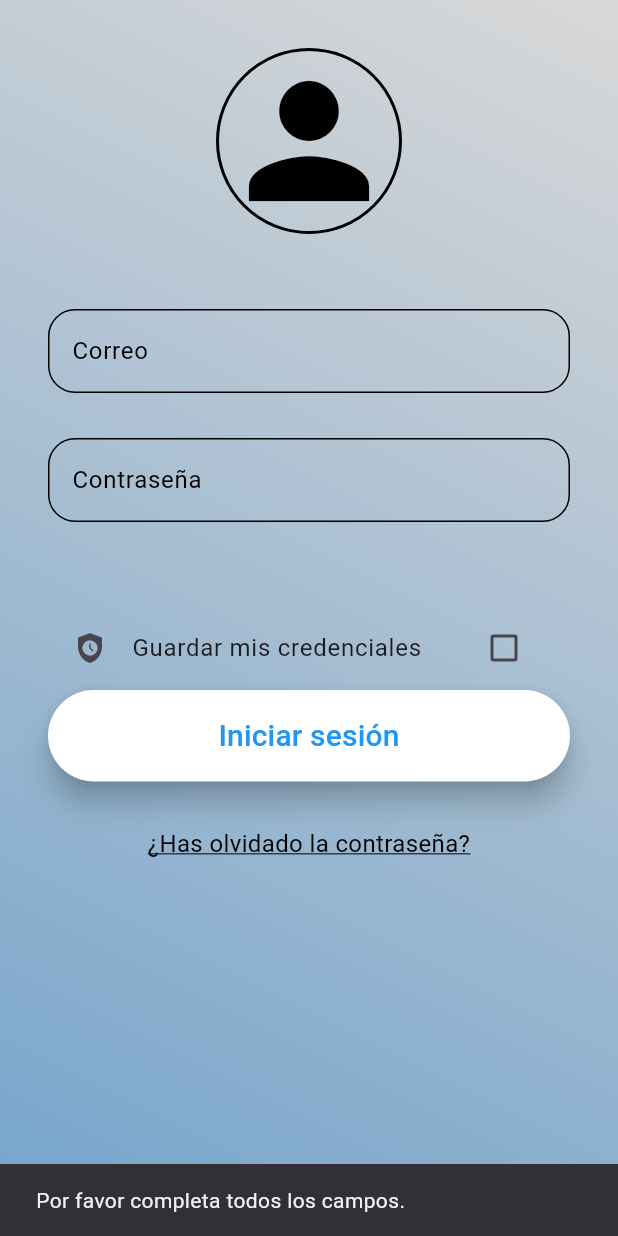
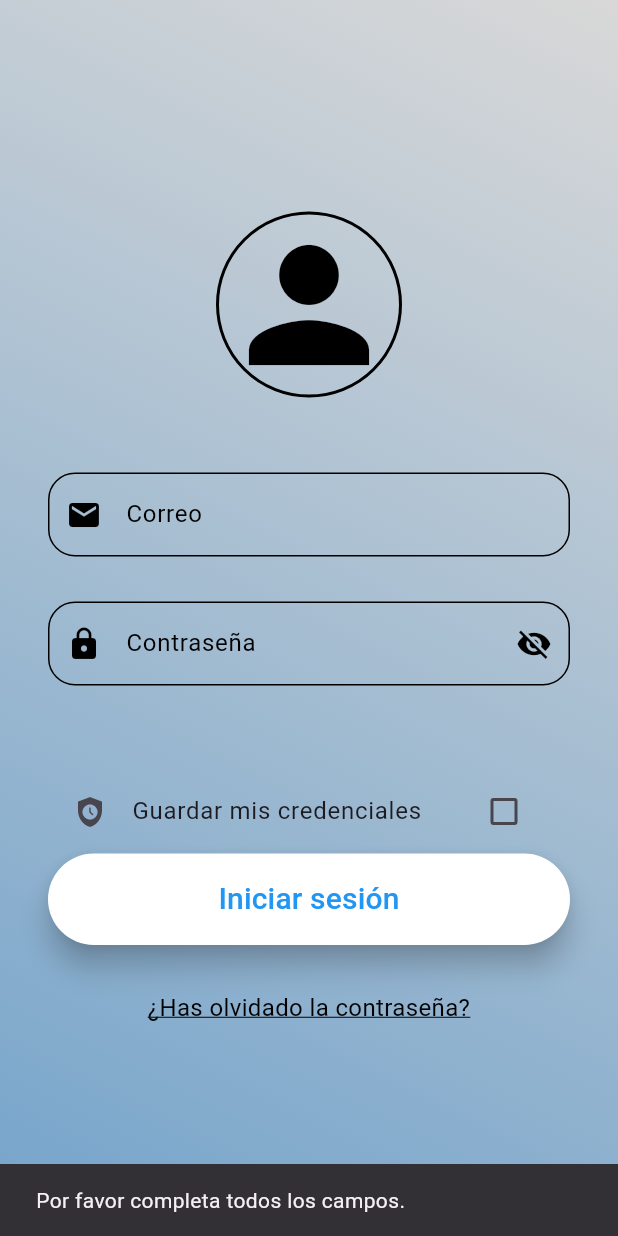
Before and after one commit to JesusGarciaShakur/App_Movil, a Flutter app: the LoginPage screen opened directly, after a tap on "Iniciar sesión", on a phone screen of 412 x 824 dp. Run offline on Flutter 3.47's test engine with Material 3 defaults, Android fonts, the phone set to English and light mode, and no system bars; our stand-ins replace bloc, equatable, firebase_auth, firebase_core, firebase_database, firebase_messaging and 4 more; accounts and stored records are empty.

Commit message:
Changes Login

```diff
--- a/lib/Screens/container.dart
+++ b/lib/Screens/container.dart
@@ -31,7 +31,6 @@ class ContainerDetails extends StatefulWidget {
 }
 
 class _ContainerDetailsState extends State<ContainerDetails> {
-
   late DatabaseReference relay;
   late DatabaseReference relay2;
   late DatabaseReference typeContainer;
@@ -54,8 +53,6 @@ class _ContainerDetailsState extends State<ContainerDetails> {
   // Index del menú de abajo
   int selectedIndex = 0;
 
-
-
   @override
   void initState() {
     super.initState();
@@ -77,24 +74,24 @@ class _ContainerDetailsState extends State<ContainerDetails> {
     prefs.setDouble('linearValue2', linearValue2);
   }
 
-
-
   void _initializeDatabaseReferences() {
     final currentUser = FirebaseAuth.instance.currentUser;
     if (currentUser != null) {
       userId = currentUser.uid;
       relay = FirebaseDatabase.instance.ref().child("usuarios/$userId/datos/");
-    relay2 = FirebaseDatabase.instance.ref().child("usuarios/$userId/datos/relay");
-    typeContainer = FirebaseDatabase.instance.ref().child("usuarios/$userId/datos/ultrasonico");
-    medida = FirebaseDatabase.instance.ref().child("usuarios/$userId/datos/contenedor/altura");
+      relay2 =
+          FirebaseDatabase.instance.ref().child("usuarios/$userId/datos/relay");
+      typeContainer = FirebaseDatabase.instance
+          .ref()
+          .child("usuarios/$userId/datos/ultrasonico");
+      medida = FirebaseDatabase.instance
+          .ref()
+          .child("usuarios/$userId/datos/contenedor/altura");
     }
   }
 
-
-
   @override
   Widget build(BuildContext context) {
-
     double convertir([String valor = '0.1']) {
       try {
         double convertidor = double.parse(valor);
@@ -105,26 +102,25 @@ double convertir([String valor = '0.1']) {
       }
     }
 
-        typeContainer.onValue.listen((event)  {
-          setState(()  {
-              altu =   event.snapshot.value.toString().trim();
+    typeContainer.onValue.listen((event) {
+      setState(() {
+        altu = event.snapshot.value.toString().trim();
       });
     });
 
-      relay2.onValue.listen((event)  {
-       setState(()  {
-        getOnceValue =  event.snapshot.value.toString();
+    relay2.onValue.listen((event) {
+      setState(() {
+        getOnceValue = event.snapshot.value.toString();
       });
     });
 
     medida.onValue.listen((event) {
       setState(() {
-        getTamanoConten =  event.snapshot.value.toString();
+        getTamanoConten = event.snapshot.value.toString();
       });
     });
 
     distaan = convertir(altu);
-
 
     altura = convertir(getTamanoConten);
     // print("$altura altura traida de la pagina ");
@@ -134,32 +130,31 @@ double convertir([String valor = '0.1']) {
       double resultado = ((alto - medida) * 100) / alto;
       return resultado;
     }
-if(porcent!=0){
-  porcent=0.1;
+
+    if (porcent != 0) {
+      porcent = 0.1;
     }
     porcent = calcularPor(altura, distaan);
-    double circular = porcent/100;
+    double circular = porcent / 100;
     // print("$circular lo que cargara en el circular");
     if (circular > 1) {
       circular = 1;
-    }else if(circular <0.0){
-      circular=0.0;
+    } else if (circular < 0.0) {
+      circular = 0.0;
     }
 
-    if(porcent<0){
-      porcent=0.1;
+    if (porcent < 0) {
+      porcent = 0.1;
     }
     // print("$porcent  porcenta de la medida ya calculada de la base ");
 
-    if(altura>distaan){
-
-if(porcent>(linearValue2*100.001)){
-relay.update({'relay':0});
+    if (altura > distaan) {
+      if (porcent > (linearValue2 * 100.001)) {
+        relay.update({'relay': 0});
       }
 
-if(porcent<(linearValue*100)){
-relay.update({'relay':1});
-
+      if (porcent < (linearValue * 100)) {
+        relay.update({'relay': 1});
       }
     }
 
@@ -238,12 +233,12 @@ relay.update({'relay':1});
                             }
                           });
                         },
-                        onPanEnd: (details){
-                          try{
+                        onPanEnd: (details) {
+                          try {
                             _saveLinearValues();
-                          }catch (e){
-                            print("no se guardo la configuracion del slider");                          }
-
+                          } catch (e) {
+                            print("no se guardo la configuracion del slider");
+                          }
                         },
                         child: LinearPercentIndicator(
                           width: MediaQuery.of(context).size.width - 100,
@@ -293,10 +288,10 @@ relay.update({'relay':1});
                             }
                           });
                         },
-                          onPanEnd: (details){
-                          try{
+                        onPanEnd: (details) {
+                          try {
                             _saveLinearValues();
-                          }catch (e){
+                          } catch (e) {
                             print("no se guardo la configuracion del slider");
                           }
                         },
@@ -355,14 +350,6 @@ relay.update({'relay':1});
             ),
           ],
         ),
-        floatingActionButton: FloatingActionButton(
-          onPressed: () {
-            // Lógica para el botón flotante (agregar)
-          },
-          backgroundColor: Colors.blue,
-          child: const Icon(Icons.add),
-        ),
-        floatingActionButtonLocation: FloatingActionButtonLocation.endFloat,
       ),
     );
   }
@@ -393,7 +380,6 @@ relay.update({'relay':1});
     Navigator.push(context, ruta);
   }
 
-
   String estado(String dato) {
     if (dato == "1") {
       return 'Activado';
@@ -402,27 +388,21 @@ relay.update({'relay':1});
     }
   }
 
-void apagarRele()async{
-  if(porcent>(linearValue*100)){
-    relay.update({"relay":0});
+  void apagarRele() async {
+    if (porcent > (linearValue * 100)) {
+      relay.update({"relay": 0});
     } else {
-    showToast(message:"No se puede apagar por el limite establecido");
+      showToast(message: "No se puede apagar por el limite establecido");
+    }
   }
 
-}
-void prenderRele() async{
-  if(porcent<(linearValue2*100)){
-    relay.update({"relay":1});
-  }else if(porcent>(linearValue2*100)){
+  void prenderRele() async {
+    if (porcent < (linearValue2 * 100)) {
+      relay.update({"relay": 1});
+    } else if (porcent > (linearValue2 * 100)) {
       showToast(message: "se ha alcanzado limite de llenado ");
     }
-
-
-
   }
-
-
-
 
   Column statepomp() {
     return Column(
@@ -442,8 +422,8 @@ void prenderRele() async{
           mainAxisAlignment: MainAxisAlignment.spaceAround,
           children: [
             MaterialButton(
-              onPressed: prenderRele
-                  , // Llamar a la función para encender la bomba
+              onPressed:
+                  prenderRele, // Llamar a la función para encender la bomba
               highlightColor: Colors.blue,
               splashColor: const Color.fromARGB(255, 33, 243, 226),
               color: Colors.blue,
@@ -454,8 +434,7 @@ void prenderRele() async{
               ),
             ),
             MaterialButton(
-              onPressed:apagarRele
-                  , // Llamar a la función para apagar la bomba
+              onPressed: apagarRele, // Llamar a la función para apagar la bomba
               highlightColor: Colors.blue,
               splashColor: const Color.fromARGB(255, 243, 159, 33),
               color: Colors.blue,
--- a/lib/login_page.dart
+++ b/lib/login_page.dart
@@ -27,6 +27,7 @@ class _LoginPageState extends State<LoginPage> {
   double altura = 0;
   double tamanio = 0;
   int ids = 0;
+  bool obscurePassword = true;
 
   @override
   void initState() {
@@ -52,10 +53,15 @@ class _LoginPageState extends State<LoginPage> {
       decoration: AppTheme.foundColor,
       child: Scaffold(
         backgroundColor: AppTheme.bottomColor,
-        body: ListView(
-          children: [
-            page(),
-          ],
+        body: Center(
+          child: Center(
+            child: Container(
+              padding: EdgeInsets.symmetric(
+                  vertical: MediaQuery.of(context).size.height *
+                      0.1), // Agregar relleno vertical para centrar el contenido
+              child: page(),
+            ),
+          ),
         ),
       ),
     );
@@ -70,9 +76,10 @@ class _LoginPageState extends State<LoginPage> {
           children: [
             _icon(),
             const SizedBox(height: 50.0),
-            _inputField("Correo", emailController),
+            _inputField("Correo", emailController, Icons.email),
             const SizedBox(height: 30.0),
-            _inputField("Contraseña", passwordController, isPassword: true),
+            _inputField("Contraseña", passwordController, Icons.lock,
+                isPassword: true),
             const SizedBox(height: 50.0),
             Container(
               margin: const EdgeInsets.symmetric(),
@@ -136,8 +143,9 @@ class _LoginPageState extends State<LoginPage> {
     );
   }
 
-  Widget _inputField(String hintText, TextEditingController controller,
-      {isPassword = false}) {
+  Widget _inputField(
+      String hintText, TextEditingController controller, IconData icon,
+      {bool isPassword = false}) {
     var border = OutlineInputBorder(
       borderRadius: BorderRadius.circular(18.0),
       borderSide: const BorderSide(color: AppTheme.textColor),
@@ -150,12 +158,26 @@ class _LoginPageState extends State<LoginPage> {
         hintStyle: const TextStyle(color: AppTheme.textColor),
         enabledBorder: border,
         focusedBorder: border,
+        prefixIcon: Icon(icon, color: AppTheme.textColor),
+        suffixIcon: isPassword
+            ? IconButton(
+                onPressed: () {
+                  setState(() {
+                    obscurePassword = !obscurePassword;
+                  });
+                },
+                icon: Icon(
+                  obscurePassword ? Icons.visibility_off : Icons.visibility,
+                  color: AppTheme.textColor,
+                ),
+              )
+            : null,
       ),
-      obscureText: isPassword,
+      obscureText: isPassword && obscurePassword,
     );
   }
 
-// En la clase _LoginPageState
+  // En la clase _LoginPageState
 
   Widget _passText() {
     return GestureDetector(
```
Lines whose indentation alone changed are shown as unchanged.
